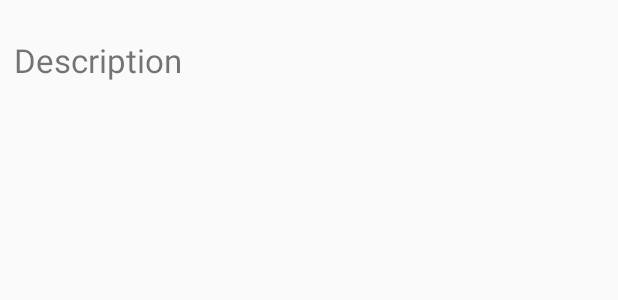
After one commit to gabrichisco/ProyectoCalendario, an Android app: the layout calendar_item_list.xml on its own in the app's theme, with its tools: preview values and no code run, on a phone screen of 412 x 824 dp. The commit adds this screen. Shown: the top 300 px of the screen. Run offline under Robolectric (Android 15) with nearby library versions, the phone set to English and light mode, and no system bars.

Commit message:
Listar los calendarios

```diff
--- a/app/build.gradle
+++ b/app/build.gradle
@@ -28,6 +28,8 @@ dependencies {
     implementation 'com.android.support:appcompat-v7:28.0.0'
     implementation 'com.android.support:design:28.0.0'
     implementation 'com.android.support.constraint:constraint-layout:1.1.3'
+    implementation 'com.android.support:support-v4:28.0.0'
+    implementation 'com.android.support:recyclerview-v7:28.0.0'
     testImplementation 'junit:junit:4.12'
     androidTestImplementation 'com.android.support.test:runner:1.0.2'
     androidTestImplementation 'com.android.support.test.espresso:espresso-core:3.0.2'
--- a/app/src/main/AndroidManifest.xml
+++ b/app/src/main/AndroidManifest.xml
@@ -25,7 +25,8 @@
         </activity>
         <activity android:name=".MainActivity" />
         <activity android:name=".CreateCalendar" />
-        <activity android:name=".CreateWeek"></activity>
+        <activity android:name=".CreateWeek" />
+        <activity android:name=".MineCalendar"></activity>
     </application>
 
 </manifest>
--- /dev/null
+++ b/app/src/main/res/drawable/ic_add_black_24dp.xml
@@ -0,0 +1,5 @@
+<vector android:height="24dp" android:tint="#FFFFFF"
+    android:viewportHeight="24.0" android:viewportWidth="24.0"
+    android:width="24dp" xmlns:android="http://schemas.android.com/apk/res/android">
+    <path android:fillColor="#FF000000" android:pathData="M19,13h-6v6h-2v-6H5v-2h6V5h2v6h6v2z"/>
+</vector>
--- /dev/null
+++ b/app/src/main/res/layout/calendar_item_list.xml
@@ -0,0 +1,14 @@
+<RelativeLayout xmlns:android="http://schemas.android.com/apk/res/android"
+    android:layout_width="fill_parent"
+    android:layout_height="?android:attr/listPreferredItemHeight"
+    android:padding="6dip" >
+    <TextView
+        android:id="@+id/calendarName"
+        android:layout_width="fill_parent"
+        android:layout_height="wrap_content"
+        android:layout_alignParentBottom="true"
+        android:layout_alignParentRight="true"
+        android:padding="3dp"
+        android:text="Description"
+        android:textSize="22sp" />
+</RelativeLayout>
```
Also changed, not shown: app/src/main/java/gabrichisco/proyectocalendario/MainActivity.java (+8 -6 lines), app/src/main/java/gabrichisco/proyectocalendario/MineCalendar.java (added, +83 -0 lines), app/src/main/res/layout/activity_mine_calendar.xml (added, +47 -0 lines).
